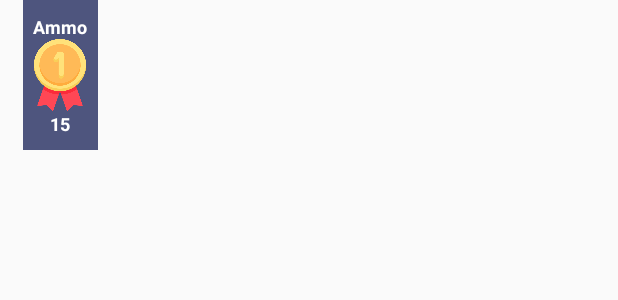
After one commit to nova-project-esgi/nova.mobile, an Android app: the layout horizontal_list_resource.xml on its own in the app's theme, with its tools: preview values and no code run, on a phone screen of 412 x 824 dp. The commit adds this screen. Shown: the top 300 px of the screen. Run offline under Robolectric (Android 15) with nearby library versions, the phone set to English and light mode, and no system bars.

Commit message:
display difficulty resource on dashboard

```diff
--- /dev/null
+++ b/app/src/main/res/layout/horizontal_list_resource.xml
@@ -0,0 +1,43 @@
+<?xml version="1.0" encoding="utf-8"?>
+<LinearLayout
+    xmlns:android="http://schemas.android.com/apk/res/android"
+    xmlns:tools="http://schemas.android.com/tools"
+    android:orientation="vertical"
+    android:gravity="center"
+    android:layout_width="50dp"
+    android:layout_height="100dp"
+    android:layout_marginStart="15dp"
+    android:layout_marginEnd="15dp"
+    android:background="@color/leaderBoardItemColor">
+
+    <TextView
+        android:id="@+id/tv_resource_name"
+        android:layout_width="wrap_content"
+        android:layout_height="wrap_content"
+        android:textSize="12sp"
+        android:textStyle="bold"
+        android:textColor="@color/textColor"
+        tools:text="Ammo" />
+
+    <ImageView
+        android:id="@+id/iv_resource_img"
+        android:layout_width="48dp"
+        android:layout_height="48dp"
+
+        android:src="@drawable/first"
+        android:contentDescription="Trophy">
+    </ImageView>
+
+    <TextView
+        android:id="@+id/tv_resource_value"
+        android:layout_width="wrap_content"
+        android:layout_height="wrap_content"
+        android:textSize="12sp"
+        android:textStyle="bold"
+        android:textColor="@color/textColor"
+        tools:text="15" />
+
+
+
+
+</LinearLayout>
```
Also changed, not shown: app/src/main/java/com/esgi/nova/Dashboard.kt (+104 -10 lines), app/src/main/java/com/esgi/nova/dtos/difficulty/DetailedDifficultyDto.kt (added, +14 -0 lines), app/src/main/java/com/esgi/nova/resources/application/GetImageResourceWrappersByIds.kt (added, +27 -0 lines), app/src/main/res/layout/activity_dashboard.xml (+18 -2 lines).
